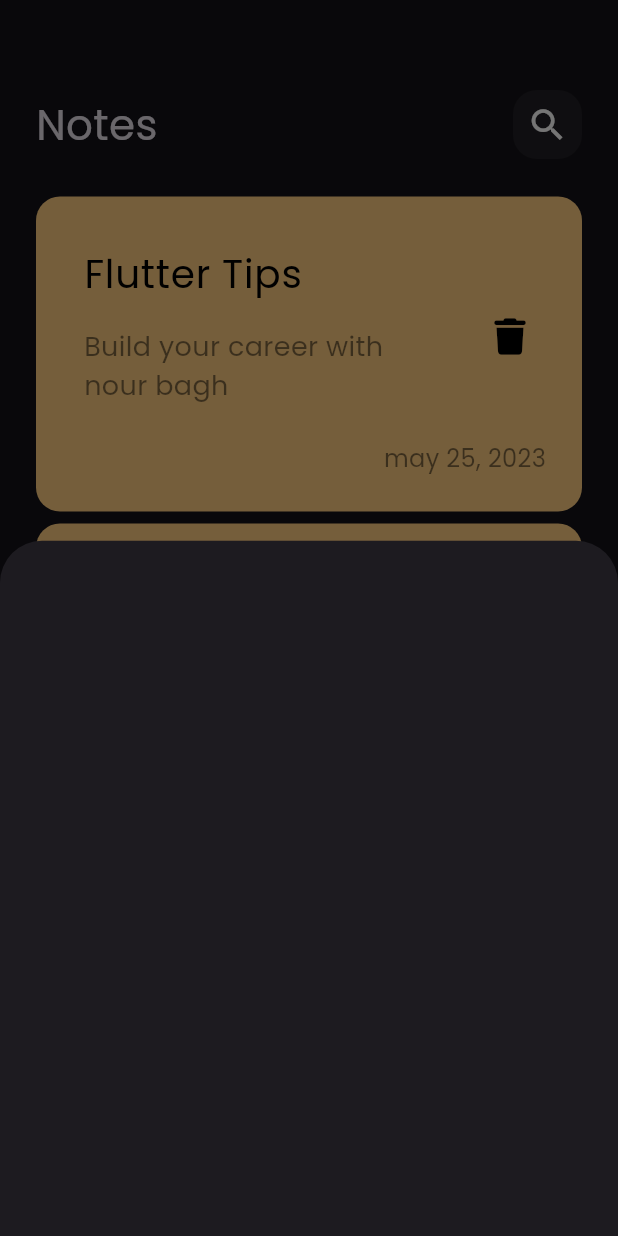
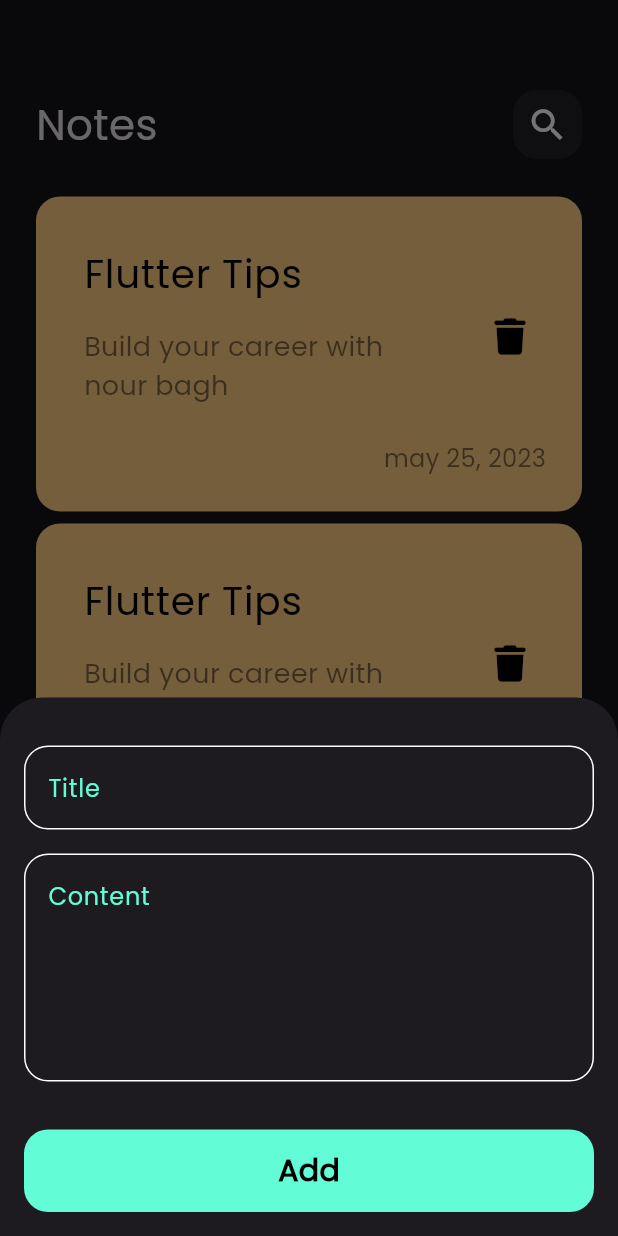
Before and after one commit to bagh98/notes_app, a Flutter app: the screen it shows after launch, after a tap on the "add" icon, on a phone screen of 412 x 824 dp. Run offline on Flutter 3.47's test engine with Material 3 defaults, Android fonts, the phone set to English and light mode, and no system bars; our stand-ins replace font_awesome_flutter.

Commit message:
add notes edit view

```diff
--- /dev/null
+++ b/lib/constants.dart
@@ -0,0 +1,3 @@
+import 'package:flutter/material.dart';
+
+const KPrimaryColor = const Color(0xff62FCD7);
--- /dev/null
+++ b/lib/views/edit_note_view.dart
@@ -0,0 +1,14 @@
+import 'package:flutter/material.dart';
+
+import 'widgets/edit_note_view_body.dart';
+
+class EditNoteView extends StatelessWidget {
+  const EditNoteView({super.key});
+
+  @override
+  Widget build(BuildContext context) {
+    return Scaffold(
+      body: const EditNoteViewBody(),
+    );
+  }
+}
--- a/lib/views/notes_view.dart
+++ b/lib/views/notes_view.dart
@@ -15,7 +15,7 @@ class NotesView extends StatelessWidget {
               context: context,
               builder: (context) => const AddNotesBottomSheet());
         },
-        child: Icon(Icons.add),
+        child: const Icon(Icons.add),
       ),
       body: const NotesViewBody(),
     );
--- a/lib/views/widgets/add_notes_bottom_sheet.dart
+++ b/lib/views/widgets/add_notes_bottom_sheet.dart
@@ -1,10 +1,45 @@
 import 'package:flutter/material.dart';
+import 'package:nots_app/constants.dart';
+import 'package:nots_app/views/widgets/custom_text_field.dart';
+
+import 'custom_buttom.dart';
 
 class AddNotesBottomSheet extends StatelessWidget {
   const AddNotesBottomSheet({super.key});
 
   @override
   Widget build(BuildContext context) {
-    return Container();
+    return const Padding(
+      padding: EdgeInsets.symmetric(horizontal: 16.0),
+      child: SingleChildScrollView(
+        physics: BouncingScrollPhysics(),
+        child: Column(
+          children: [
+            SizedBox(
+              height: 32,
+            ),
+            CustomTextField(
+              hintText: 'Title',
+            ),
+            SizedBox(
+              height: 16,
+            ),
+            CustomTextField(
+              hintText: 'Content',
+              maxLines: 5,
+            ),
+            SizedBox(
+              height: 32,
+            ),
+            CustomButtom(
+              text: 'Add',
+            ),
+            SizedBox(
+              height: 16,
+            ),
+          ],
+        ),
+      ),
+    );
   }
 }
--- a/lib/views/widgets/custom_app_bar.dart
+++ b/lib/views/widgets/custom_app_bar.dart
@@ -2,20 +2,24 @@ import 'package:flutter/material.dart';
 import 'package:nots_app/views/widgets/custom_icon.dart';
 
 class CustomAppBAr extends StatelessWidget {
-  const CustomAppBAr({super.key});
+  final String text;
+  final IconData icon;
+  const CustomAppBAr({super.key, required this.text, required this.icon});
 
   @override
   Widget build(BuildContext context) {
-    return const Row(
+    return Row(
       children: [
         Text(
-          'Notes',
-          style: TextStyle(
+          text,
+          style: const TextStyle(
             fontSize: 28,
           ),
         ),
-        Spacer(),
-        CustomSearchIcon(),
+        const Spacer(),
+        CustomSearchIcon(
+          icon: icon,
+        ),
       ],
     );
   }
--- /dev/null
+++ b/lib/views/widgets/custom_buttom.dart
@@ -0,0 +1,27 @@
+import 'package:flutter/material.dart';
+
+import '../../constants.dart';
+
+class CustomButtom extends StatelessWidget {
+  final String text;
+  const CustomButtom({super.key, required this.text});
+
+  @override
+  Widget build(BuildContext context) {
+    return Container(
+      width: MediaQuery.of(context).size.width,
+      height: 55,
+      decoration: BoxDecoration(
+        color: KPrimaryColor,
+        borderRadius: BorderRadius.circular(16),
+      ),
+      child: Center(
+        child: Text(
+          text,
+          style: const TextStyle(
+              color: Colors.black, fontSize: 20, fontWeight: FontWeight.bold),
+        ),
+      ),
+    );
+  }
+}
--- a/lib/views/widgets/custom_icon.dart
+++ b/lib/views/widgets/custom_icon.dart
@@ -1,7 +1,8 @@
 import 'package:flutter/material.dart';
 
 class CustomSearchIcon extends StatelessWidget {
-  const CustomSearchIcon({super.key});
+  final IconData icon;
+  const CustomSearchIcon({super.key, required this.icon});
 
   @override
   Widget build(BuildContext context) {
@@ -12,8 +13,8 @@ class CustomSearchIcon extends StatelessWidget {
         color: Colors.white.withOpacity(0.05),
         borderRadius: BorderRadius.circular(16),
       ),
-      child: const Icon(
-        Icons.search,
+      child: Icon(
+        icon,
         size: 28,
         color: Colors.white,
       ),
--- /dev/null
+++ b/lib/views/widgets/custom_text_field.dart
@@ -0,0 +1,32 @@
+import 'package:flutter/material.dart';
+import 'package:nots_app/constants.dart';
+
+class CustomTextField extends StatelessWidget {
+  final String hintText;
+  final int maxLines;
+  const CustomTextField({super.key, required this.hintText, this.maxLines = 1});
+
+  @override
+  Widget build(BuildContext context) {
+    return TextField(
+      cursorColor: KPrimaryColor,
+      maxLines: maxLines,
+      decoration: InputDecoration(
+        border: buildBorder(),
+        enabledBorder: buildBorder(),
+        focusedBorder: buildBorder(KPrimaryColor),
+        hintText: hintText,
+        hintStyle: TextStyle(color: KPrimaryColor),
+      ),
+    );
+  }
+
+  OutlineInputBorder buildBorder([color]) {
+    return OutlineInputBorder(
+      borderRadius: BorderRadius.circular(16),
+      borderSide: BorderSide(
+        color: color ?? Colors.white,
+      ),
+    );
+  }
+}
--- /dev/null
+++ b/lib/views/widgets/edit_note_view_body.dart
@@ -0,0 +1,31 @@
+import 'package:flutter/material.dart';
+import 'package:nots_app/views/widgets/custom_app_bar.dart';
+import 'package:nots_app/views/widgets/custom_text_field.dart';
+
+import 'custom_buttom.dart';
+
+class EditNoteViewBody extends StatelessWidget {
+  const EditNoteViewBody({super.key});
+
+  @override
+  Widget build(BuildContext context) {
+    return Padding(
+      padding: const EdgeInsets.symmetric(horizontal: 24),
+      child: const SingleChildScrollView(
+        child: Column(
+          children: [
+            SizedBox(height: 60),
+            CustomAppBAr(
+              text: 'Edit Notes',
+              icon: Icons.check,
+            ),
+            SizedBox(height: 50),
+            CustomTextField(hintText: 'Title'),
+            SizedBox(height: 16),
+            CustomTextField(hintText: 'Content', maxLines: 5),
+          ],
+        ),
+      ),
+    );
+  }
+}
--- a/lib/views/widgets/notes_item.dart
+++ b/lib/views/widgets/notes_item.dart
@@ -1,12 +1,22 @@
 import 'package:flutter/material.dart';
 import 'package:font_awesome_flutter/font_awesome_flutter.dart';
+
+import '../edit_note_view.dart';
 
 class NotesItem extends StatelessWidget {
   const NotesItem({super.key});
 
   @override
   Widget build(BuildContext context) {
-    return Container(
+    return GestureDetector(
+      onTap: () {
+        Navigator.push(
+            context,
+            MaterialPageRoute(
+              builder: (context) => const EditNoteView(),
+            ));
+      },
+      child: Container(
         padding: const EdgeInsets.only(
           left: 16,
           top: 24,
@@ -60,6 +70,7 @@ class NotesItem extends StatelessWidget {
             ),
           ],
         ),
+      ),
     );
   }
 }
--- a/lib/views/widgets/notes_view_body.dart
+++ b/lib/views/widgets/notes_view_body.dart
@@ -13,7 +13,10 @@ class NotesViewBody extends StatelessWidget {
       child: Column(
         children: [
           SizedBox(height: 60),
-          CustomAppBAr(),
+          CustomAppBAr(
+            text: 'Notes',
+            icon: Icons.search,
+          ),
           SizedBox(height: 5),
           Expanded(child: NotesListView()),
         ],
```
Lines whose indentation alone changed are shown as unchanged.
